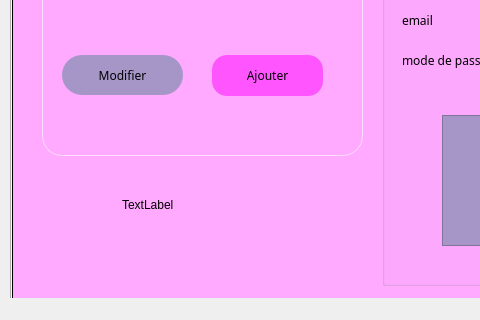
The window that gestionclient.ui (hindkh21/Smart_Coworking_Space_2A30) describes before a commit, drawn with Qt 5; both pictures show x 0 to 480 and y 513 to 833 of the 1451 by 833 pixel window.
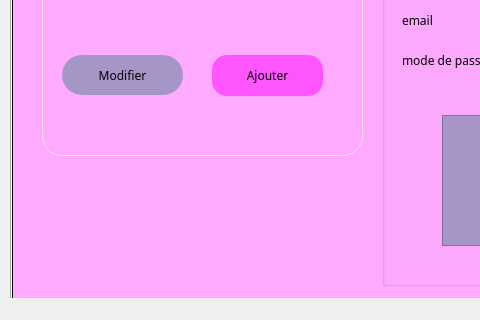
The same window after the commit. Icons and pictures are not drawn.

```diff
--- a/gestionclient.ui
+++ b/gestionclient.ui
@@ -1302,19 +1302,6 @@
        <string>CLIENT_ID</string>
       </property>
      </widget>
-     <widget class="QLabel" name="label_40">
-      <property name="geometry">
-       <rect>
-        <x>110</x>
-        <y>670</y>
-        <width>211</width>
-        <height>20</height>
-       </rect>
-      </property>
-      <property name="text">
-       <string>TextLabel</string>
-      </property>
-     </widget>
     </widget>
    </widget>
   </widget>
```
